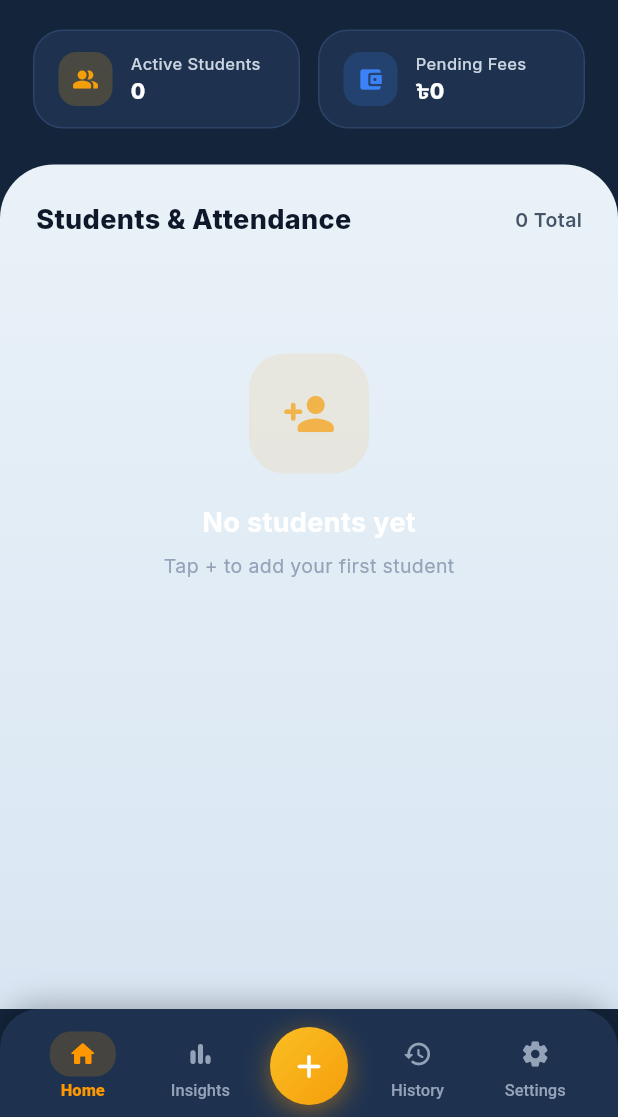
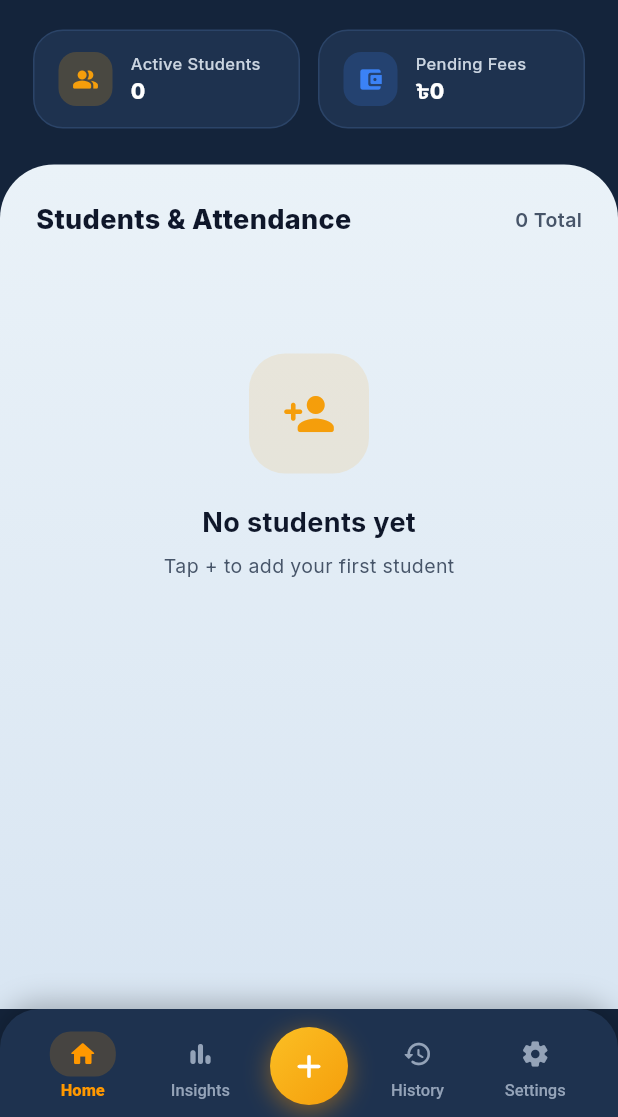
Before and after one commit to Knecrow/Tutracker, a Flutter app: the screen it shows after launch, on a phone screen of 412 x 824 dp, the part 119-1236 px from its top. Run offline on Flutter 3.47's test engine with Material 3 defaults, Android fonts, the phone set to English and light mode, and no system bars; our stand-ins replace fl_chart, flutter_riverpod, go_router, google_fonts, hive, hive_flutter; accounts and stored records are empty.

Commit message:
fix: shorten card titles, subtitles and body sentences across all screens

```diff
--- a/lib/presentation/screens/history/history_screen.dart
+++ b/lib/presentation/screens/history/history_screen.dart
@@ -315,6 +315,8 @@ class _HistoryCard extends ConsumerWidget {
               children: [
                 Text(
                   name,
+                  maxLines: 1,
+                  overflow: TextOverflow.ellipsis,
                   style: const TextStyle(
                     fontSize: 15,
                     fontWeight: FontWeight.w700,
@@ -324,11 +326,15 @@ class _HistoryCard extends ConsumerWidget {
                 const SizedBox(height: 2),
                 Text(
                   endDate != null ? '${startDate.monthLabel} → ${endDate!.monthLabel}' : startDate.monthLabel,
+                  maxLines: 1,
+                  overflow: TextOverflow.ellipsis,
                   style: const TextStyle(fontSize: 12, color: AppColors.sheetTextSecondary),
                 ),
                 const SizedBox(height: 4),
                 Text(
                   '$attendedCount classes logged',
+                  maxLines: 1,
+                  overflow: TextOverflow.ellipsis,
                   style: const TextStyle(fontSize: 11, fontWeight: FontWeight.w500, color: AppColors.sheetTextSecondary),
                 ),
               ],
--- a/lib/presentation/screens/home/home_screen.dart
+++ b/lib/presentation/screens/home/home_screen.dart
@@ -191,12 +191,24 @@ class _StatChip extends StatelessWidget {
               child: Icon(icon, size: 18, color: color),
             ),
             const SizedBox(width: 12),
-            Column(
-              crossAxisAlignment: CrossAxisAlignment.start,
-              children: [
-                Text(label, style: const TextStyle(fontSize: 11, color: AppColors.headerTextSecondary, fontWeight: FontWeight.w500)),
-                Text(value, style: const TextStyle(fontSize: 14, fontWeight: FontWeight.w800, color: AppColors.headerTextPrimary)),
-              ],
+            Expanded(
+              child: Column(
+                crossAxisAlignment: CrossAxisAlignment.start,
+                children: [
+                  Text(
+                    label,
+                    maxLines: 1,
+                    overflow: TextOverflow.ellipsis,
+                    style: const TextStyle(fontSize: 11, color: AppColors.headerTextSecondary, fontWeight: FontWeight.w500),
+                  ),
+                  Text(
+                    value,
+                    maxLines: 1,
+                    overflow: TextOverflow.ellipsis,
+                    style: const TextStyle(fontSize: 14, fontWeight: FontWeight.w800, color: AppColors.headerTextPrimary),
+                  ),
+                ],
+              ),
             ),
           ],
         ),
@@ -289,6 +301,8 @@ class _StudentTileState extends ConsumerState<_StudentTile> {
                         children: [
                           Text(
                             student.name,
+                            maxLines: 1,
+                            overflow: TextOverflow.ellipsis,
                             style: const TextStyle(
                               fontSize: 15,
                               fontWeight: FontWeight.w700,
@@ -300,6 +314,8 @@ class _StudentTileState extends ConsumerState<_StudentTile> {
                             student.subject?.isNotEmpty == true
                                 ? student.subject!
                                 : '${settings.currencySymbol}${student.monthlyFee.toStringAsFixed(0)}/mo',
+                            maxLines: 1,
+                            overflow: TextOverflow.ellipsis,
                             style: const TextStyle(fontSize: 12, color: AppColors.sheetTextSecondary),
                           ),
                           const SizedBox(height: 6),
@@ -655,17 +671,21 @@ class _EmptyState extends StatelessWidget {
             width: 80,
             height: 80,
             decoration: BoxDecoration(
-              color: context.accent.withValues(alpha: 0.1),
+              color: AppColors.darkAccent.withValues(alpha: 0.12),
               borderRadius: BorderRadius.circular(24),
             ),
-            child: Icon(Icons.person_add_rounded, size: 36, color: context.accent.withValues(alpha: 0.7)),
+            child: const Icon(Icons.person_add_rounded, size: 36, color: AppColors.darkAccent),
           ),
           const SizedBox(height: 20),
-          Text('No students yet',
-              style: TextStyle(fontSize: 18, fontWeight: FontWeight.w700, color: context.primaryText)),
+          const Text(
+            'No students yet',
+            style: TextStyle(fontSize: 18, fontWeight: FontWeight.w700, color: AppColors.sheetTextPrimary),
+          ),
           const SizedBox(height: 6),
-          Text('Tap + to add your first student',
-              style: TextStyle(fontSize: 13, color: context.secondaryText)),
+          const Text(
+            'Tap + to add your first student',
+            style: TextStyle(fontSize: 13, color: AppColors.sheetTextSecondary),
+          ),
         ],
       ),
     );
```
Also changed, not shown: lib/presentation/screens/analytics/analytics_screen.dart (+4 -4 lines), lib/presentation/screens/settings/settings_screen.dart (+8 -8 lines).
